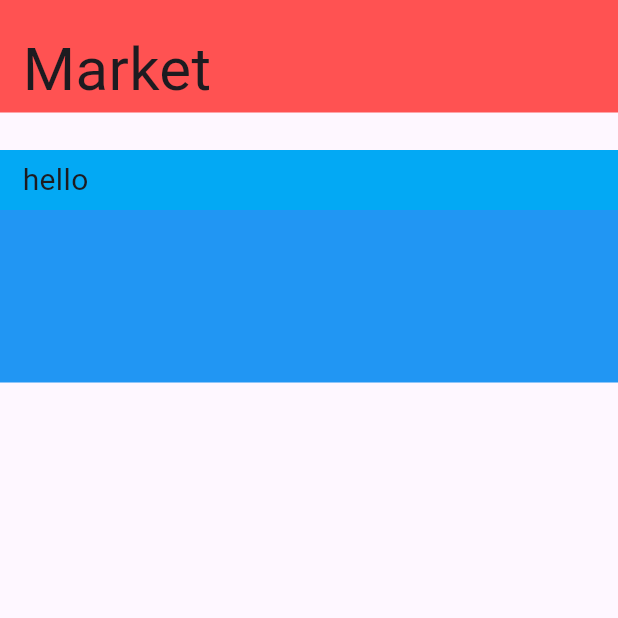
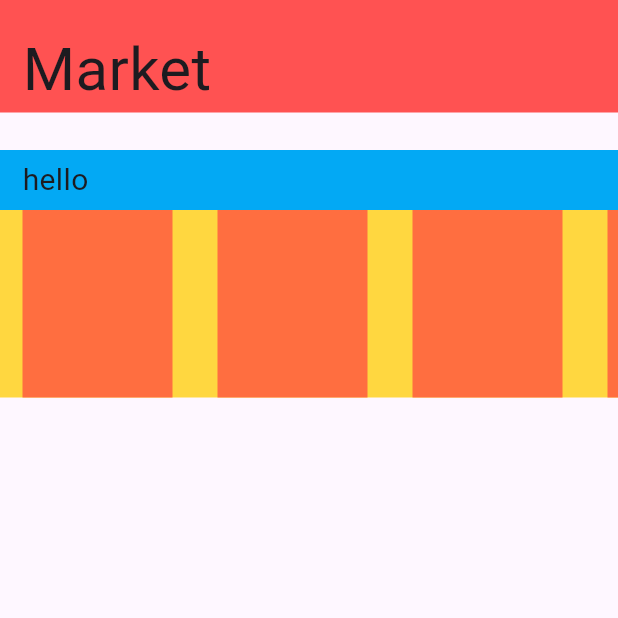
Before and after one commit to Zakariasma/Markt, a Flutter app: the screen it shows after launch, on a phone screen of 412 x 824 dp, the top half of it. Run offline on Flutter 3.47's test engine with Material 3 defaults, Android fonts, the phone set to English and light mode, and no system bars.

Commit message:
Add scrolling for category

```diff
--- /dev/null
+++ b/lib/widget/category_card.dart
@@ -0,0 +1,22 @@
+import 'package:flutter/material.dart';
+
+class CategoryCard extends StatefulWidget{
+
+  @override
+  _CategoryCard createState() => _CategoryCard();
+
+}
+
+class _CategoryCard extends State<CategoryCard> {
+
+  @override
+  Widget build(BuildContext context) {
+    return Container(
+      width: 100.0,
+      height: 100.0,
+      margin: const EdgeInsets.only(right: 15, left: 15),
+      color: Colors.deepOrangeAccent,
+    );
+  }
+
+}
--- a/lib/widget/category_list.dart
+++ b/lib/widget/category_list.dart
@@ -1,4 +1,5 @@
 import 'package:flutter/material.dart';
+import 'package:markt/widget/category_card.dart';
 
 class CategoryList extends StatefulWidget{
 
@@ -31,10 +32,17 @@ class _CategoryList extends State<CategoryList> {
           )
         ),
         Container(
-          height: 115.0,
-          color: Colors.blue,
-
-        ),
+          width: double.infinity,
+          height: 125.0,
+          color: Colors.amberAccent,
+          child: ListView.builder(
+            scrollDirection: Axis.horizontal,
+            itemCount: 20,
+            itemBuilder: (BuildContext context, int index) {
+              return CategoryCard();
+            },
+          ),
+        )
       ],
     );
   }
```
